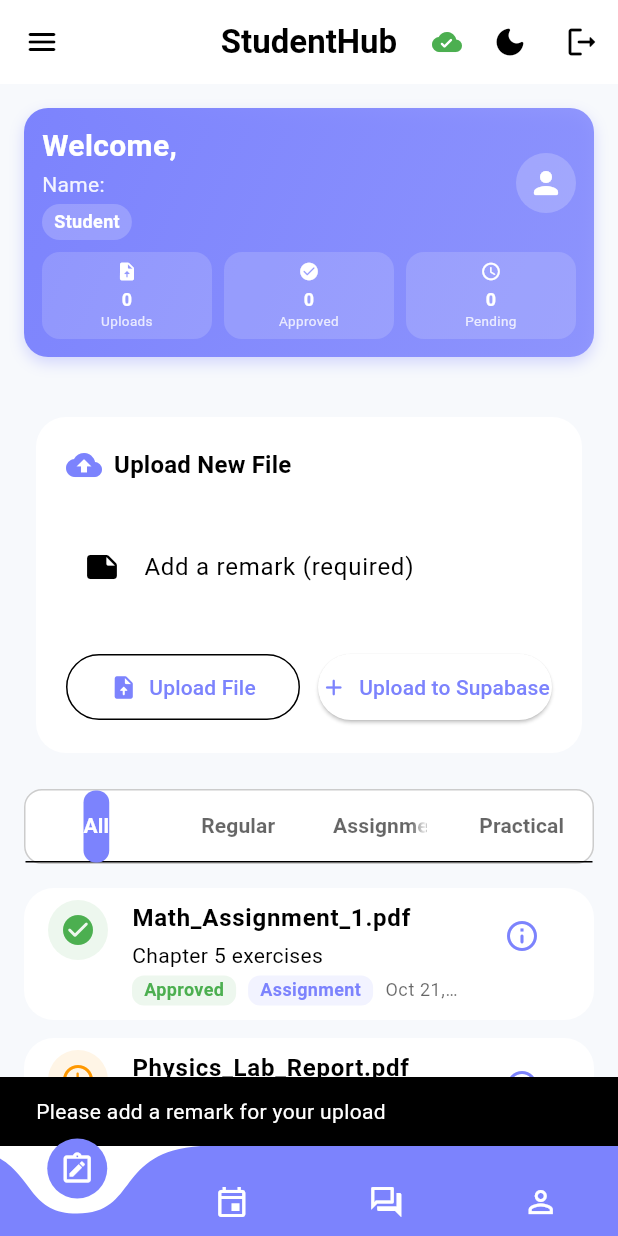
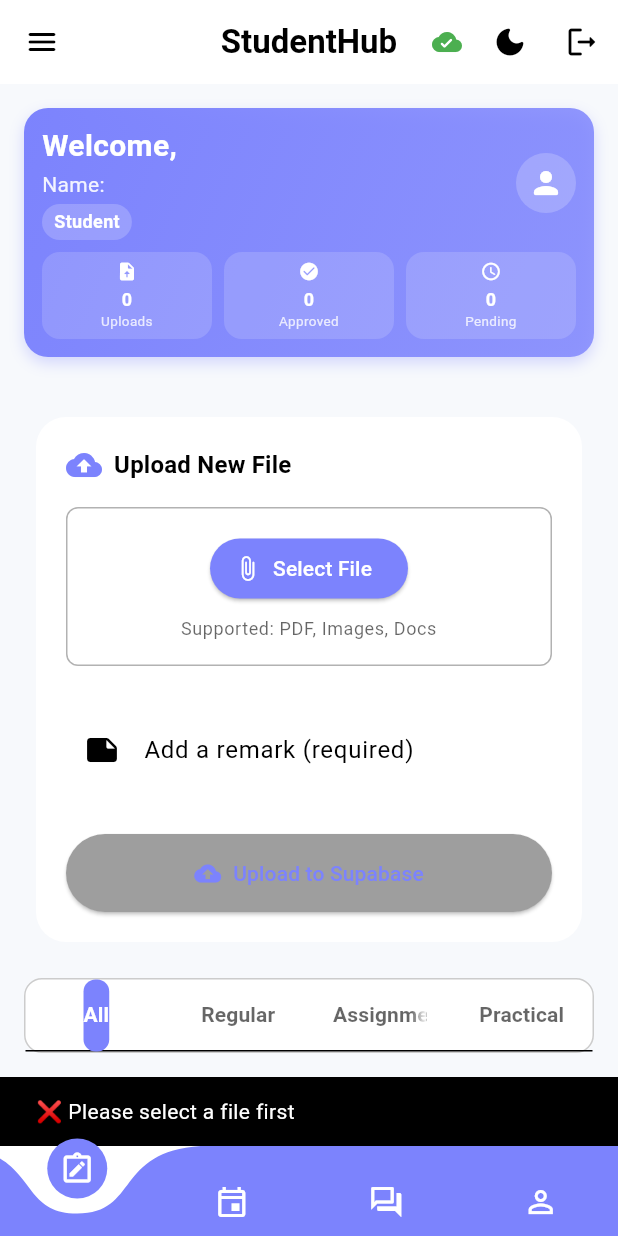
Before and after one commit to Spitmo/Studenthubtest, a Flutter app: the StudentShell screen opened by its route, after a tap on "Upload to Supabase", on a phone screen of 412 x 824 dp. Run offline on Flutter 3.47's test engine with Material 3 defaults, Android fonts, the light colour scheme and no system bars; drawn by our look-alikes of curved_navigation_bar; our stand-ins replace connectivity_plus, equatable, file_picker, firebase_core, firebase_messaging, flutter_local_notifications and 3 more; accounts and stored records are empty.

Commit message:
Added popup to show no file is uploaded instead of error

```diff
--- a/lib/src/screens/student/tabs/notes_tab.dart
+++ b/lib/src/screens/student/tabs/notes_tab.dart
@@ -1,6 +1,8 @@
+import 'dart:io';
 import 'package:flutter/material.dart';
 import 'package:intl/intl.dart';
 import 'package:provider/provider.dart';
+import 'package:file_picker/file_picker.dart';
 
 import '../../../providers/auth_provider.dart';
 import '../../../services/supabase_service.dart';
@@ -16,6 +18,10 @@ class _NotesTabState extends State<NotesTab> with TickerProviderStateMixin {
   List<_UploadItem> _uploads = [];
   final _remarkCtrl = TextEditingController();
   late TabController _tabController;
+
+  // 🎯 NEW: File selection
+  PlatformFile? _selectedFile;
+  bool _isPickingFile = false;
 
   // Categories
   final List<String> _categories = [
@@ -45,6 +51,31 @@ class _NotesTabState extends State<NotesTab> with TickerProviderStateMixin {
     super.dispose();
   }
 
+  // 🎯 NEW: File picker method
+  Future<void> _pickFile() async {
+    setState(() => _isPickingFile = true);
+
+    try {
+      final result = await FilePicker.platform.pickFiles(
+        type: FileType.custom,
+        allowedExtensions: ['pdf', 'jpg', 'jpeg', 'png', 'doc', 'docx'],
+        allowMultiple: false,
+      );
+
+      if (result != null && result.files.single.path != null) {
+        setState(() {
+          _selectedFile = result.files.first;
+        });
+      }
+    } catch (e) {
+      ScaffoldMessenger.of(context).showSnackBar(
+        SnackBar(content: Text('File picker error: $e')),
+      );
+    } finally {
+      setState(() => _isPickingFile = false);
+    }
+  }
+
   Future<void> _loadUploads() async {
     setState(() {
       _isLoading = true;
@@ -52,22 +83,22 @@ class _NotesTabState extends State<NotesTab> with TickerProviderStateMixin {
     });
 
     try {
-      // Load from Supabase
-      final supabaseUploads = await SupabaseService.getPendingUploads();
+      final auth = context.read<AuthProvider>();
+      final studentUploads =
+          await SupabaseService.getStudentUploads(auth.userId!);
 
-      // Convert to local format and add some demo data
       final List<_UploadItem> allUploads = [
-        ...supabaseUploads.map((upload) => _UploadItem(
+        ...studentUploads.map((upload) => _UploadItem(
               id: upload['id']?.toString(),
-              filename: upload['filename'] ?? 'Unknown',
+              filename: upload['file_name'] ?? 'Unknown',
               remark: upload['remark'] ?? '',
-              category: _getCategoryFromFilename(upload['filename'] ?? ''),
+              category: _getCategoryFromFilename(upload['file_name'] ?? ''),
               status: _getStatusFromSupabase(upload['status'] ?? 'pending'),
               timestamp: DateTime.parse(
                   upload['created_at'] ?? DateTime.now().toIso8601String()),
             )),
-        // Add some demo data if no Supabase data
-        if (supabaseUploads.isEmpty) ...[
+        // Demo data only if no actual uploads
+        if (studentUploads.isEmpty) ...[
           _UploadItem(
             filename: 'Math_Assignment_1.pdf',
             remark: 'Chapter 5 exercises',
@@ -81,13 +112,6 @@ class _NotesTabState extends State<NotesTab> with TickerProviderStateMixin {
             category: 'Practical',
             status: 'Pending',
             timestamp: DateTime.now().subtract(const Duration(hours: 5)),
-          ),
-          _UploadItem(
-            filename: 'Chemistry_Notes.pdf',
-            remark: 'Organic chemistry notes',
-            category: 'Regular',
-            status: 'Approved',
-            timestamp: DateTime.now().subtract(const Duration(days: 1)),
           ),
         ],
       ];
@@ -133,29 +157,37 @@ class _NotesTabState extends State<NotesTab> with TickerProviderStateMixin {
     }
   }
 
+  // 🎯 UPDATED: Proper file upload with validation
   Future<void> _uploadFile() async {
-    if (_remarkCtrl.text.trim().isEmpty) {
+    // ✅ VALIDATION 1: File must be selected
+    if (_selectedFile == null) {
       ScaffoldMessenger.of(context).showSnackBar(
-        const SnackBar(content: Text('Please add a remark for your upload')),
+        const SnackBar(content: Text('❌ Please select a file first')),
       );
       return;
     }
 
-    if (mounted) {
-      setState(() {
-        _isUploading = true;
-      });
+    // ✅ VALIDATION 2: Remark must not be empty
+    if (_remarkCtrl.text.trim().isEmpty) {
+      ScaffoldMessenger.of(context).showSnackBar(
+        const SnackBar(content: Text('❌ Please add a remark for your upload')),
+      );
+      return;
     }
+
+    setState(() => _isUploading = true);
 
     try {
       final auth = context.read<AuthProvider>();
-      final filename = 'note_${DateTime.now().millisecondsSinceEpoch}.pdf';
+
+      // Use actual filename instead of hardcoded
+      final filename = _selectedFile!.name;
 
       // Upload to Supabase
       await SupabaseService.createUpload(
         filename: filename,
         remark: _remarkCtrl.text.trim(),
-        uploadedBy: auth.rollNumber ?? 'Unknown',
+        uploadedBy: auth.userId!, // ✅ Use userId instead of rollNumber
       );
 
       // Add to local list
@@ -170,27 +202,28 @@ class _NotesTabState extends State<NotesTab> with TickerProviderStateMixin {
                 status: 'Pending',
                 timestamp: DateTime.now(),
               ));
+
+          // Clear form
           _remarkCtrl.clear();
+          _selectedFile = null;
           _isUploading = false;
         });
       }
 
       ScaffoldMessenger.of(context).showSnackBar(
         const SnackBar(
-          content: Text('File uploaded successfully!'),
+          content: Text('✅ File uploaded successfully!'),
           backgroundColor: Colors.green,
         ),
       );
     } catch (e) {
       if (mounted) {
-        setState(() {
-          _isUploading = false;
-        });
+        setState(() => _isUploading = false);
       }
 
       ScaffoldMessenger.of(context).showSnackBar(
         SnackBar(
-          content: Text('Upload failed: ${e.toString()}'),
+          content: Text('❌ Upload failed: ${e.toString()}'),
           backgroundColor: Colors.red,
         ),
       );
@@ -198,7 +231,7 @@ class _NotesTabState extends State<NotesTab> with TickerProviderStateMixin {
   }
 
   List<_UploadItem> _getFilteredUploads() {
-    if (_selectedCategoryIndex == 0) return _uploads; // All
+    if (_selectedCategoryIndex == 0) return _uploads;
     final selectedCategory = _categories[_selectedCategoryIndex];
     return _uploads
         .where((upload) => upload.category == selectedCategory)
@@ -224,11 +257,8 @@ class _NotesTabState extends State<NotesTab> with TickerProviderStateMixin {
                   children: [
                     Row(
                       children: [
-                      Icon(
-                        Icons.cloud_upload_rounded,
-                        color: scheme.primary,
-                        size: 24,
-                      ),
+                        Icon(Icons.cloud_upload_rounded,
+                            color: scheme.primary, size: 24),
                         const SizedBox(width: 8),
                         Text(
                           'Upload New File',
@@ -240,6 +270,91 @@ class _NotesTabState extends State<NotesTab> with TickerProviderStateMixin {
                       ],
                     ),
                     const SizedBox(height: 16),
+
+                    // 🎯 NEW: File selection UI
+                    Container(
+                      width: double.infinity,
+                      padding: const EdgeInsets.all(16),
+                      decoration: BoxDecoration(
+                        border:
+                            Border.all(color: scheme.outline.withOpacity(0.3)),
+                        borderRadius: BorderRadius.circular(8),
+                      ),
+                      child: Column(
+                        children: [
+                          if (_selectedFile != null) ...[
+                            Row(
+                              children: [
+                                Icon(Icons.insert_drive_file_rounded,
+                                    color: scheme.primary),
+                                const SizedBox(width: 8),
+                                Expanded(
+                                  child: Column(
+                                    crossAxisAlignment:
+                                        CrossAxisAlignment.start,
+                                    children: [
+                                      Text(
+                                        _selectedFile!.name,
+                                        style: const TextStyle(
+                                            fontWeight: FontWeight.w600),
+                                        overflow: TextOverflow.ellipsis,
+                                      ),
+                                      Text(
+                                        '${(_selectedFile!.size / 1024).toStringAsFixed(1)} KB',
+                                        style: Theme.of(context)
+                                            .textTheme
+                                            .bodySmall,
+                                      ),
+                                    ],
+                                  ),
+                                ),
+                                IconButton(
+                                  onPressed: () =>
+                                      setState(() => _selectedFile = null),
+                                  icon: Icon(Icons.close, color: scheme.error),
+                                ),
+                              ],
+                            ),
+                            const SizedBox(height: 12),
+                          ],
+                          ElevatedButton.icon(
+                            onPressed: _isPickingFile ? null : _pickFile,
+                            icon: _isPickingFile
+                                ? const SizedBox(
+                                    width: 16,
+                                    height: 16,
+                                    child: CircularProgressIndicator(
+                                        strokeWidth: 2))
+                                : const Icon(Icons.attach_file_rounded),
+                            label: Text(_isPickingFile
+                                ? 'Selecting...'
+                                : 'Select File'),
+                            style: ElevatedButton.styleFrom(
+                              backgroundColor: _selectedFile != null
+                                  ? Colors.green
+                                  : scheme.primary,
+                              foregroundColor: Colors.white,
+                            ),
+                          ),
+                          if (_selectedFile == null) ...[
+                            const SizedBox(height: 8),
+                            Text(
+                              'Supported: PDF, Images, Docs',
+                              style: Theme.of(context)
+                                  .textTheme
+                                  .bodySmall
+                                  ?.copyWith(
+                                    color: scheme.onSurface.withOpacity(0.6),
+                                  ),
+                              textAlign: TextAlign.center,
+                            ),
+                          ],
+                        ],
+                      ),
+                    ),
+
+                    const SizedBox(height: 16),
+
                     TextField(
                       controller: _remarkCtrl,
                       decoration: const InputDecoration(
@@ -250,29 +365,11 @@ class _NotesTabState extends State<NotesTab> with TickerProviderStateMixin {
                       ),
                       maxLines: 2,
                     ),
+
                     const SizedBox(height: 16),
-                  Row(
-                    children: [
-                      Expanded(
-                        child: OutlinedButton.icon(
-                          onPressed: _isUploading ? null : _uploadFile,
-                          icon: _isUploading
-                              ? const SizedBox(
-                                  width: 16,
-                                  height: 16,
-                                  child:
-                                      CircularProgressIndicator(strokeWidth: 2),
-                                )
-                              : const Icon(Icons.upload_file_rounded),
-                          label: Text(
-                              _isUploading ? 'Uploading...' : 'Upload File'),
-                          style: OutlinedButton.styleFrom(
-                            padding: const EdgeInsets.symmetric(vertical: 12),
-                          ),
-                        ),
-                      ),
-                      const SizedBox(width: 12),
-                      Expanded(
+
+                    SizedBox(
+                      width: double.infinity,
                       child: ElevatedButton.icon(
                         onPressed: _isUploading ? null : _uploadFile,
                         icon: _isUploading
@@ -280,18 +377,18 @@ class _NotesTabState extends State<NotesTab> with TickerProviderStateMixin {
                                 width: 16,
                                 height: 16,
                                 child: CircularProgressIndicator(
-                                      strokeWidth: 2, color: Colors.white),
-                                )
-                              : const Icon(Icons.add_rounded),
+                                    strokeWidth: 2, color: Colors.white))
+                            : const Icon(Icons.cloud_upload_rounded),
                         label: Text(_isUploading
-                              ? 'Uploading...'
+                            ? 'Uploading to Supabase...'
                             : 'Upload to Supabase'),
                         style: ElevatedButton.styleFrom(
-                            padding: const EdgeInsets.symmetric(vertical: 12),
+                          padding: const EdgeInsets.symmetric(vertical: 16),
+                          backgroundColor: _selectedFile != null
+                              ? scheme.primary
+                              : Colors.grey,
                         ),
                       ),
-                      ),
-                    ],
                     ),
                   ],
                 ),
@@ -299,13 +396,13 @@ class _NotesTabState extends State<NotesTab> with TickerProviderStateMixin {
             ),
           ),
 
-        // Category Tabs
+          // Rest of the code remains same...
           Container(
             margin: const EdgeInsets.symmetric(horizontal: 16),
             decoration: BoxDecoration(
               color: scheme.surface,
               borderRadius: BorderRadius.circular(12),
-            border: Border.all(color: scheme.outline.withValues(alpha: 0.2)),
+              border: Border.all(color: scheme.outline.withOpacity(0.2)),
             ),
             child: TabBar(
               controller: _tabController,
@@ -315,7 +412,7 @@ class _NotesTabState extends State<NotesTab> with TickerProviderStateMixin {
                 borderRadius: BorderRadius.circular(8),
               ),
               labelColor: Colors.white,
-            unselectedLabelColor: scheme.onSurface.withValues(alpha: 0.6),
+              unselectedLabelColor: scheme.onSurface.withOpacity(0.6),
               labelStyle: const TextStyle(fontWeight: FontWeight.w600),
               onTap: (index) {
                 if (mounted) {
@@ -329,9 +426,9 @@ class _NotesTabState extends State<NotesTab> with TickerProviderStateMixin {
 
           const SizedBox(height: 16),
 
-        // Content Area
+          // Content Area (same as before)
           SizedBox(
-          height: 400, // Fixed height to prevent overflow
+            height: 400,
             child: _isLoading
                 ? const Center(child: CircularProgressIndicator())
                 : _error != null
@@ -339,35 +436,24 @@ class _NotesTabState extends State<NotesTab> with TickerProviderStateMixin {
                         child: Column(
                         mainAxisAlignment: MainAxisAlignment.center,
                         children: [
-                          Icon(
-                            Icons.error_outline_rounded,
-                            size: 64,
-                            color: scheme.error,
-                          ),
+                          Icon(Icons.error_outline_rounded,
+                              size: 64, color: scheme.error),
                           const SizedBox(height: 16),
-                          Text(
-                            'Error loading uploads',
-                            style: Theme.of(context).textTheme.titleMedium,
-                          ),
+                          Text('Error loading uploads',
+                              style: Theme.of(context).textTheme.titleMedium),
                           const SizedBox(height: 8),
-                          Text(
-                            _error!,
+                          Text(_error!,
                               style: Theme.of(context)
                                   .textTheme
                                   .bodyMedium
-                                ?.copyWith(
-                                  color: scheme.error,
-                                ),
-                            textAlign: TextAlign.center,
-                          ),
+                                  ?.copyWith(color: scheme.error),
+                              textAlign: TextAlign.center),
                           const SizedBox(height: 16),
                           ElevatedButton(
                               onPressed: _loadUploads,
-                            child: const Text('Retry'),
-                          ),
+                              child: const Text('Retry')),
                         ],
-                      ),
-                    )
+                      ))
                     : _buildUploadsList(),
           ),
         ],
@@ -375,6 +461,7 @@ class _NotesTabState extends State<NotesTab> with TickerProviderStateMixin {
     );
   }
 
+  // Rest of the methods remain same (_buildUploadsList, _showFileDetails, etc.)
   Widget _buildUploadsList() {
     final filteredUploads = _getFilteredUploads();
     final scheme = Theme.of(context).colorScheme;
@@ -384,23 +471,18 @@ class _NotesTabState extends State<NotesTab> with TickerProviderStateMixin {
         child: Column(
           mainAxisAlignment: MainAxisAlignment.center,
           children: [
-            Icon(
-              Icons.folder_open_rounded,
-              size: 64,
-              color: scheme.onSurface.withValues(alpha: 0.3),
-            ),
+            Icon(Icons.folder_open_rounded,
+                size: 64, color: scheme.onSurface.withOpacity(0.3)),
             const SizedBox(height: 16),
             Text(
                 'No ${_categories[_selectedCategoryIndex].toLowerCase()} uploads yet',
-              style: Theme.of(context).textTheme.titleMedium,
-            ),
+                style: Theme.of(context).textTheme.titleMedium),
             const SizedBox(height: 8),
-            Text(
-              'Upload your first file to get started',
-              style: Theme.of(context).textTheme.bodyMedium?.copyWith(
-                    color: scheme.onSurface.withValues(alpha: 0.6),
-                  ),
-            ),
+            Text('Upload your first file to get started',
+                style: Theme.of(context)
+                    .textTheme
+                    .bodyMedium
+                    ?.copyWith(color: scheme.onSurface.withOpacity(0.6))),
           ],
         ),
       );
@@ -416,16 +498,12 @@ class _NotesTabState extends State<NotesTab> with TickerProviderStateMixin {
           margin: const EdgeInsets.only(bottom: 12),
           child: ListTile(
             leading: CircleAvatar(
-              backgroundColor: _getStatusColor(item.status).withValues(alpha: 0.1),
-              child: Icon(
-                _getStatusIcon(item.status),
-                color: _getStatusColor(item.status),
+              backgroundColor: _getStatusColor(item.status).withOpacity(0.1),
+              child: Icon(_getStatusIcon(item.status),
+                  color: _getStatusColor(item.status)),
             ),
-            ),
-            title: Text(
-              item.filename,
-              style: const TextStyle(fontWeight: FontWeight.w600),
-            ),
+            title: Text(item.filename,
+                style: const TextStyle(fontWeight: FontWeight.w600)),
             subtitle: Column(
               crossAxisAlignment: CrossAxisAlignment.start,
               children: [
@@ -438,44 +516,38 @@ class _NotesTabState extends State<NotesTab> with TickerProviderStateMixin {
                       padding: const EdgeInsets.symmetric(
                           horizontal: 8, vertical: 2),
                       decoration: BoxDecoration(
-                        color: _getStatusColor(item.status).withValues(alpha: 0.1),
+                        color: _getStatusColor(item.status).withOpacity(0.1),
                         borderRadius: BorderRadius.circular(8),
                       ),
-                      child: Text(
-                        item.status,
+                      child: Text(item.status,
                           style: TextStyle(
                               color: _getStatusColor(item.status),
                               fontSize: 12,
-                          fontWeight: FontWeight.w600,
-                        ),
-                      ),
+                              fontWeight: FontWeight.w600)),
                     ),
                     const SizedBox(width: 8),
                     Container(
                       padding: const EdgeInsets.symmetric(
                           horizontal: 8, vertical: 2),
                       decoration: BoxDecoration(
-                        color: scheme.primary.withValues(alpha: 0.1),
-                        borderRadius: BorderRadius.circular(8),
-                      ),
-                      child: Text(
-                        item.category,
+                          color: scheme.primary.withOpacity(0.1),
+                          borderRadius: BorderRadius.circular(8)),
+                      child: Text(item.category,
                           style: TextStyle(
                               color: scheme.primary,
                               fontSize: 12,
-                          fontWeight: FontWeight.w600,
-                        ),
-                      ),
+                              fontWeight: FontWeight.w600)),
                     ),
                     const SizedBox(width: 8),
                     Flexible(
                       child: Text(
                           DateFormat('MMM d, h:mm a').format(item.timestamp),
-                        style: Theme.of(context).textTheme.bodySmall?.copyWith(
-                              color: scheme.onSurface.withValues(alpha: 0.6),
-                            ),
-                        overflow: TextOverflow.ellipsis,
-                      ),
+                          style: Theme.of(context)
+                              .textTheme
+                              .bodySmall
+                              ?.copyWith(
+                                  color: scheme.onSurface.withOpacity(0.6)),
+                          overflow: TextOverflow.ellipsis),
                     ),
                   ],
                 ),
@@ -483,13 +555,8 @@ class _NotesTabState extends State<NotesTab> with TickerProviderStateMixin {
             ),
             isThreeLine: true,
             trailing: IconButton(
-              onPressed: () {
-                _showFileDetails(item);
-              },
-              icon: Icon(
-                Icons.info_outline_rounded,
-                color: scheme.primary,
-              ),
+              onPressed: () => _showFileDetails(item),
+              icon: Icon(Icons.info_outline_rounded, color: scheme.primary),
             ),
           ),
         );
@@ -519,8 +586,7 @@ class _NotesTabState extends State<NotesTab> with TickerProviderStateMixin {
         actions: [
           TextButton(
               onPressed: () => Navigator.pop(context),
-            child: const Text('Close'),
-          ),
+              child: const Text('Close')),
         ],
       ),
     );
```
Lines whose indentation alone changed are shown as unchanged.
